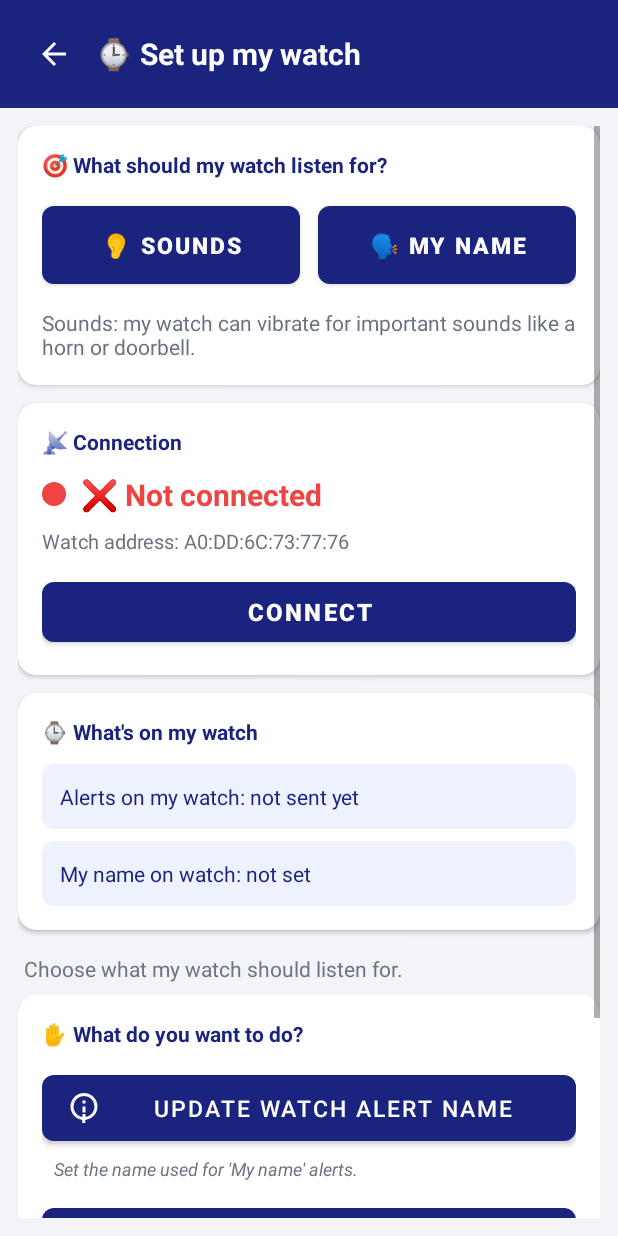
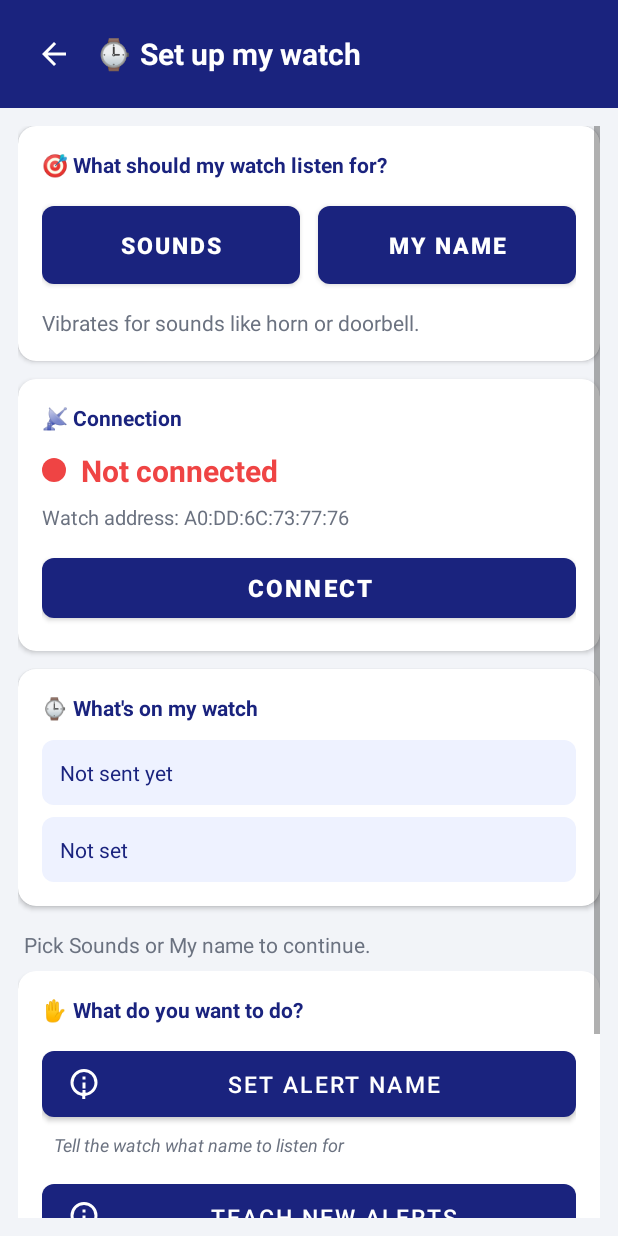
Before and after one commit to rohitchinni3/VIBE, an Android app: the layout activity_wearable_manager.xml on its own in the app's theme, with its tools: preview values and no code run, on a phone screen of 412 x 824 dp. Run offline under Robolectric (Android 15) with nearby library versions, the phone set to English and light mode, and no system bars.

Commit message:
Sync activity_wearable_manager.xml static texts to match Java runtime values
Co-authored-by: rohitchinni3 <113578051+rohitchinni3@users.noreply.github.com>
Agent-Logs-Url: https://github.com/rohitchinni3/VIBE/sessions/eccdf10b-1a92-4058-8318-b10578a5f41d

```diff
--- a/app/src/main/res/layout/activity_wearable_manager.xml
+++ b/app/src/main/res/layout/activity_wearable_manager.xml
@@ -86,7 +86,7 @@
                             android:layout_height="64dp"
                             android:layout_weight="1"
                             android:layout_marginEnd="6dp"
-                            android:text="👂 Sounds"
+                            android:text="Sounds"
                             android:textSize="15sp"
                             android:textStyle="bold"
                             app:cornerRadius="8dp"
@@ -98,7 +98,7 @@
                             android:layout_height="64dp"
                             android:layout_weight="1"
                             android:layout_marginStart="6dp"
-                            android:text="🗣️ My name"
+                            android:text="My name"
                             android:textSize="15sp"
                             android:textStyle="bold"
                             app:cornerRadius="8dp"
@@ -111,7 +111,7 @@
                         android:layout_width="match_parent"
                         android:layout_height="wrap_content"
                         android:layout_marginTop="10dp"
-                        android:text="Sounds: my watch can vibrate for important sounds like a horn or doorbell."
+                        android:text="Vibrates for sounds like horn or doorbell."
                         android:textColor="#6B7280"
                         android:textSize="14sp"/>
 
@@ -162,7 +162,7 @@
                             android:layout_width="0dp"
                             android:layout_height="wrap_content"
                             android:layout_weight="1"
-                            android:text="❌ Not connected"
+                            android:text="Not connected"
                             android:textColor="#EF4444"
                             android:textSize="20sp"
                             android:textStyle="bold"/>
@@ -223,7 +223,7 @@
                         android:background="@drawable/bg_info_row"
                         android:padding="12dp"
                         android:layout_marginBottom="8dp"
-                        android:text="Alerts on my watch: not sent yet"
+                        android:text="Not sent yet"
                         android:textColor="#1A237E"
                         android:textSize="14sp"/>
 
@@ -233,7 +233,7 @@
                         android:layout_height="wrap_content"
                         android:background="@drawable/bg_info_row"
                         android:padding="12dp"
-                        android:text="My name on watch: not set"
+                        android:text="Not set"
                         android:textColor="#1A237E"
                         android:textSize="14sp"/>
 
@@ -247,7 +247,7 @@
                 android:layout_height="wrap_content"
                 android:layout_marginBottom="4dp"
                 android:padding="4dp"
-                android:text="Choose what my watch should listen for."
+                android:text="Pick Sounds or My name to continue."
                 android:textColor="#6B7280"
                 android:textSize="14sp"/>
 
@@ -297,7 +297,7 @@
                         android:id="@+id/buttonUpdateMyNameWearable"
                         android:layout_width="match_parent"
                         android:layout_height="56dp"
-                        android:text="Update watch alert name"
+                        android:text="Set alert name"
                         android:textSize="15sp"
                         app:backgroundTint="#1A237E"
                         app:cornerRadius="8dp"
@@ -308,7 +308,7 @@
                         android:id="@+id/textUpdateNameHint"
                         android:layout_width="match_parent"
                         android:layout_height="wrap_content"
-                        android:text="Set the name used for 'My name' alerts."
+                        android:text="Tell the watch what name to listen for"
                         android:textColor="#6B7280"
                         android:textSize="12sp"
                         android:textStyle="italic"
@@ -332,7 +332,7 @@
                         android:id="@+id/textTeachAlertsHint"
                         android:layout_width="match_parent"
                         android:layout_height="wrap_content"
-                        android:text="Add new sounds (or my name) and improve alerts."
+                        android:text="Add sounds or your name for the watch to learn"
                         android:textColor="#6B7280"
                         android:textSize="12sp"
                         android:textStyle="italic"
@@ -345,7 +345,7 @@
                         android:id="@+id/buttonSendExistingModelWearable"
                         android:layout_width="match_parent"
                         android:layout_height="56dp"
-                        android:text="Send saved alerts to watch"
+                        android:text="Send alerts to watch"
                         android:textSize="15sp"
                         app:backgroundTint="#1A237E"
                         app:cornerRadius="8dp"
@@ -356,7 +356,7 @@
                         android:id="@+id/textSendSavedHint"
                         android:layout_width="match_parent"
                         android:layout_height="wrap_content"
-                        android:text="Send alerts already saved on this phone to the watch."
+                        android:text="Push saved alerts from phone to watch"
                         android:textColor="#6B7280"
                         android:textSize="12sp"
                         android:textStyle="italic"
```
